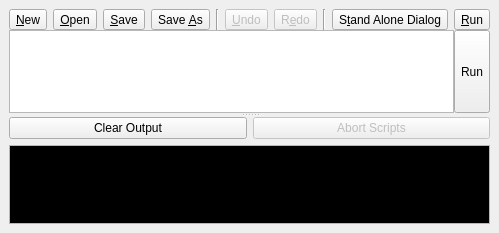
First picture: the form in src/dialogs/dock/dock_script_log.ui, repository mbasaglia/Knotter, before the edit.
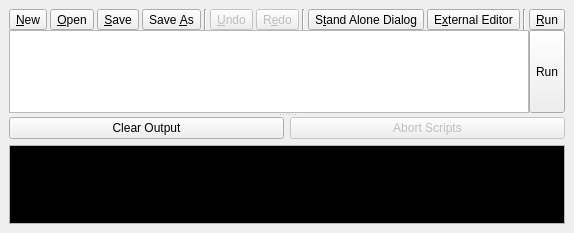
Second picture: the form after the edit. Icons and pictures are not drawn. Custom widgets are drawn as their Qt base class.

```diff
--- a/src/dialogs/dock/dock_script_log.ui
+++ b/src/dialogs/dock/dock_script_log.ui
@@ -6,7 +6,7 @@
    <rect>
     <x>0</x>
     <y>0</y>
-    <width>312</width>
+    <width>279</width>
     <height>233</height>
    </rect>
   </property>
@@ -51,6 +51,9 @@
         <item>
          <widget class="QFrame" name="frame_editor_buttons">
           <layout class="QHBoxLayout" name="horizontalLayout_2">
+           <property name="spacing">
+            <number>3</number>
+           </property>
            <property name="leftMargin">
             <number>0</number>
            </property>
@@ -174,6 +177,23 @@
              </property>
             </widget>
            </item>
+           <item>
+            <widget class="QToolButton" name="button_external">
+             <property name="text">
+              <string>E&amp;xternal Editor</string>
+             </property>
+             <property name="icon">
+              <iconset theme="accessories-text-editor"/>
+             </property>
+            </widget>
+           </item>
+           <item>
+            <widget class="Line" name="line_3">
+             <property name="orientation">
+              <enum>Qt::Vertical</enum>
+             </property>
+            </widget>
+           </item>
            <item>
             <spacer name="horizontalSpacer">
              <property name="orientation">
```
